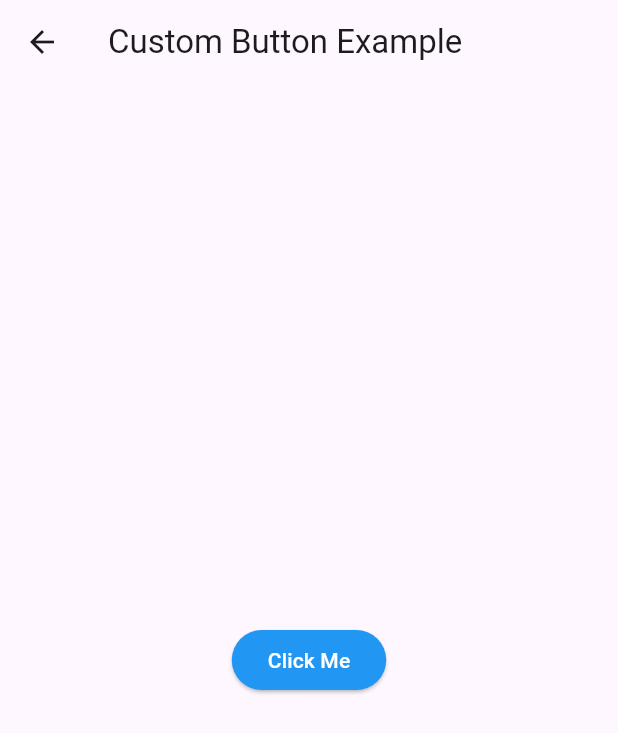
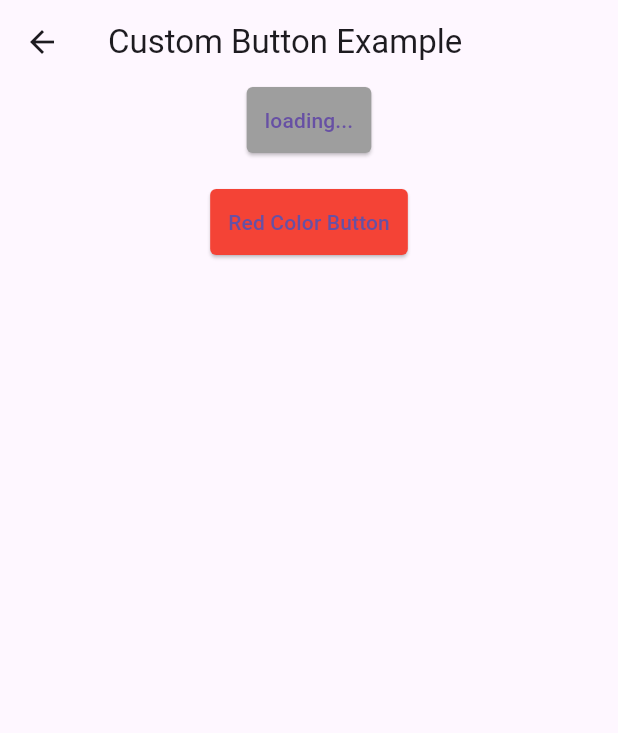
Before and after one commit to Gzx97/my_component_library, a Flutter app: the CustomButtonPage screen opened by its route, on a phone screen of 412 x 824 dp. Shown: the top 733 px of the screen. Run offline on Flutter 3.47's test engine with Material 3 defaults, Android fonts, the phone set to English and light mode, and no system bars.

Commit message:
feat: button组件

```diff
--- a/example/lib/main.dart
+++ b/example/lib/main.dart
@@ -9,8 +9,8 @@ class MyApp extends StatelessWidget {
   @override
   Widget build(BuildContext context) {
     return MaterialApp(
-      title: 'Component Library Example',
-      initialRoute: '/',
+      title: 'Flutter Component Library Example',
+      initialRoute: AppRouter.currentRoute, // 使用保存的路由信息作为初始路由
       onGenerateRoute: AppRouter.generateRoute,
     );
   }
--- a/example/lib/pages/home/base_components/custom_button_page.dart
+++ b/example/lib/pages/home/base_components/custom_button_page.dart
@@ -11,12 +11,28 @@ class CustomButtonPage extends StatelessWidget {
         title: const Text('Custom Button Example'),
       ),
       body: Center(
-        child: CustomButton(
-          onPressed: () {
-            print('Custom Button Pressed');
-          },
-          label: 'Click Me',
-          color: Colors.blue,
+        child: Column(
+          mainAxisAlignment: MainAxisAlignment.start,
+          children: [
+            // 普通使用，使用默认颜色
+            CustomButton(
+              onPressed: () {
+                print('Custom Button Pressed with default type');
+              },
+              label: 'Default Color Button',
+              loading: true,
+              loadingText: 'loading...',
+            ),
+            const SizedBox(height: 20),
+            // 指定颜色的按钮
+            CustomButton(
+              onPressed: () {
+                print('Custom Button Pressed with red type');
+              },
+              label: 'Red Color Button',
+              type: "danger",
+            ),
+          ],
         ),
       ),
     );
--- a/example/lib/routes/app_router.dart
+++ b/example/lib/routes/app_router.dart
@@ -8,7 +8,12 @@ import '../pages/home/base_components/divider_page.dart';
 import 'error_page.dart';
 
 class AppRouter {
+  // 保存当前路由信息
+  static String currentRoute = '/';
+
   static Route<dynamic> generateRoute(RouteSettings settings) {
+    // 更新当前路由信息
+    currentRoute = settings.name!;
     switch (settings.name) {
       case '/':
         return MaterialPageRoute(builder: (context) => HomePage());
--- a/lib/src/components/button/my_button.dart
+++ b/lib/src/components/button/my_button.dart
@@ -1,27 +1,134 @@
 import 'package:flutter/material.dart';
 
 class CustomButton extends StatelessWidget {
-  final VoidCallback onPressed;
   final String label;
-  final Color color;
+  // 是否是块级元素
+  final bool block;
+  // 按钮的颜色
+  final String type;
+  // 是否禁用
+  final bool disabled;
+  // 填充模式
+  final String fill;
+  // 是否处于加载状态，'auto' 模式会监听 onPressed 的 Promise 状态自动更新 loading
+  final dynamic loading;
+  // 加载状态下的 icon 图标
+  final Widget? loadingIcon;
+  // 加载状态下额外展示的文字
+  final String? loadingText;
+  // 点击事件
+  final VoidCallback? onPressed;
+  // 按钮的形状
+  final String shape;
+  // 大小
+  final String size;
+  // 原生 button 元素的 type 属性
+  // final String oldtype;
 
   const CustomButton({
     Key? key,
-    required this.onPressed,
-    required this.label,
-    this.color = Colors.blue,
+    this.block = false,
+    this.type = 'default',
+    this.disabled = false,
+    this.fill = 'solid',
+    this.loading = false,
+    this.loadingIcon,
+    this.loadingText,
+    this.onPressed,
+    this.shape = 'default',
+    this.size = 'middle',
+    // this.oldtype = 'button',
+    this.label = 'label',
   }) : super(key: key);
+
+  Color _getButtonColor() {
+    switch (type) {
+      case 'primary':
+        return Colors.blue;
+      case 'success':
+        return Colors.green;
+      case 'warning':
+        return Colors.yellow;
+      case 'danger':
+        return Colors.red;
+      default:
+        return Colors.grey;
+    }
+  }
+
+  BorderSide _getBorderSide() {
+    if (fill == 'outline') {
+      return BorderSide(color: _getButtonColor());
+    }
+    return BorderSide.none;
+  }
+
+  double _getButtonPadding() {
+    switch (size) {
+      case 'mini':
+        return 4.0;
+      case 'small':
+        return 8.0;
+      case 'large':
+        return 16.0;
+      default:
+        return 12.0;
+    }
+  }
+
+  RoundedRectangleBorder _getButtonShape() {
+    switch (shape) {
+      case 'rounded':
+        return RoundedRectangleBorder(
+          borderRadius: BorderRadius.circular(20.0),
+          side: _getBorderSide(),
+        );
+      case 'rectangular':
+        return RoundedRectangleBorder(
+          borderRadius: BorderRadius.zero,
+          side: _getBorderSide(),
+        );
+      default:
+        return RoundedRectangleBorder(
+          borderRadius: BorderRadius.circular(4.0),
+          side: _getBorderSide(),
+        );
+    }
+  }
+
+  Widget _buildButtonContent() {
+    if (loading == true) {
+      if (loadingText != null && loadingIcon != null) {
+        return Row(
+          mainAxisSize: MainAxisSize.min,
+          children: [
+            loadingIcon!,
+            const SizedBox(width: 8.0),
+            Text(loadingText!),
+          ],
+        );
+      } else if (loadingIcon != null) {
+        return loadingIcon!;
+      } else if (loadingText != null) {
+        return Text(loadingText!);
+      }
+    }
+    return Text(label);
+  }
 
   @override
   Widget build(BuildContext context) {
-    return ElevatedButton(
-      onPressed: onPressed,
-      style: ElevatedButton.styleFrom(
-        backgroundColor: color,
-      ),
-      child: Text(
-        label,
-        style: const TextStyle(color: Colors.white),
+    return SizedBox(
+      width: block ? double.infinity : null,
+      child: ElevatedButton(
+        onPressed: disabled ? null : onPressed,
+        style: ElevatedButton.styleFrom(
+          backgroundColor:
+              fill == 'solid' ? _getButtonColor() : Colors.transparent,
+          padding: EdgeInsets.all(_getButtonPadding()),
+          shape: _getButtonShape(),
+        ),
+        child: _buildButtonContent(),
       ),
     );
   }
```
